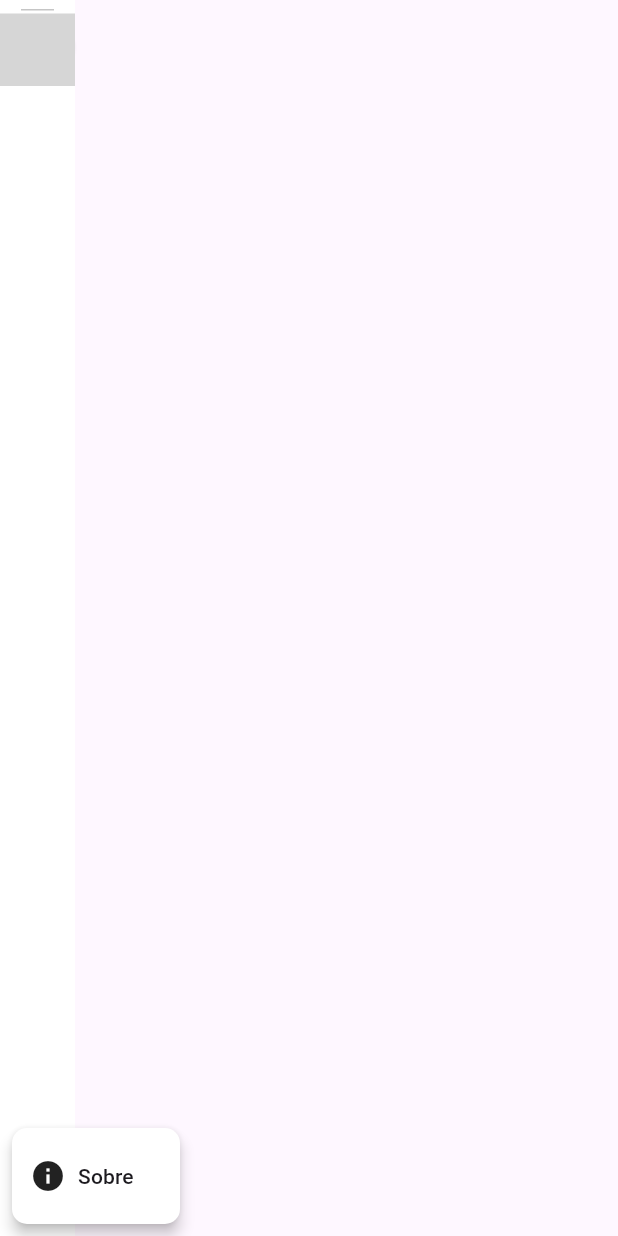
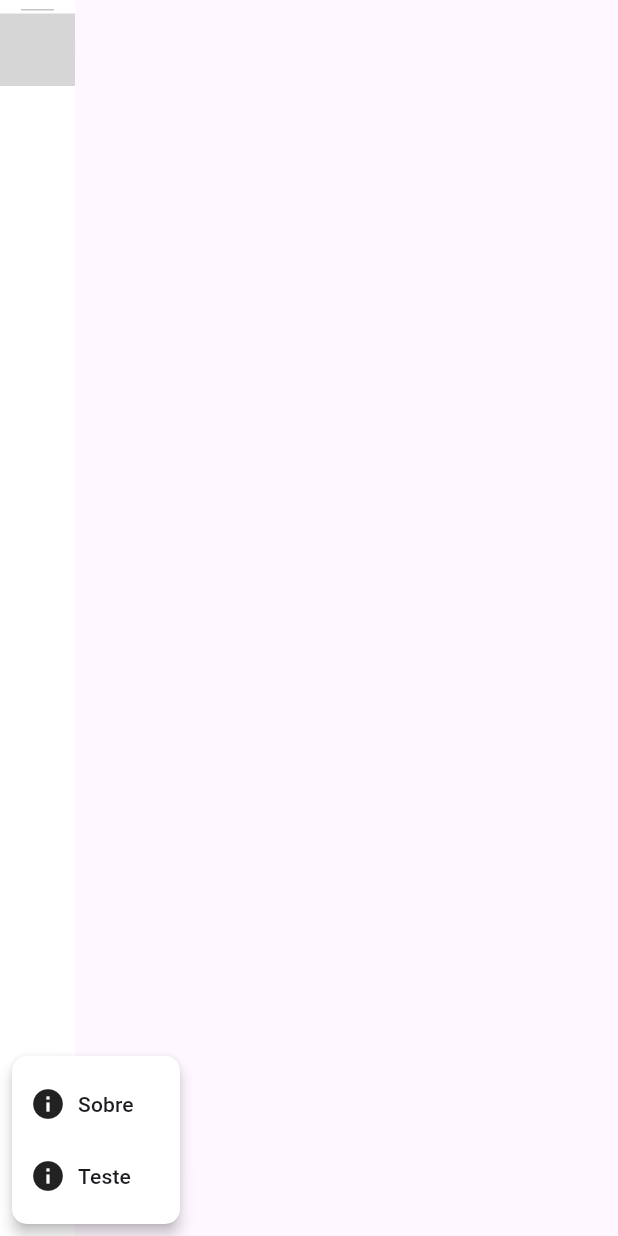
Before and after one commit to GamingTechEdu/ide_modular, a Flutter app: the screen it shows after launch, after a tap on the "account circle" icon, on a phone screen of 412 x 824 dp. Run offline on Flutter 3.47's test engine with Material 3 defaults, Android fonts, the phone set to English and light mode, and no system bars; our stand-ins replace auto_size_text, badges, get; missing offline and left inert: fluent_ui; grey boxes are pictures that could not be loaded.

Commit message:
alterações 31/10/2024

```diff
--- a/example/lib/main.dart
+++ b/example/lib/main.dart
@@ -1,15 +1,17 @@
+import 'dart:ui';
+
 import 'package:fluent_ui/fluent_ui.dart' as fluent;
 import 'package:flutter/cupertino.dart';
 import 'package:flutter/material.dart';
+import 'package:flutter/painting.dart';
 import 'package:flutter/rendering.dart';
 import 'package:flutter/widgets.dart';
 import 'package:get/get.dart';
-import 'package:get/get_connect/http/src/utils/utils.dart';
 import 'package:ide_modular/export.dart';
 
 void main() {
   runApp(
-    const MaterialApp(
+    MaterialApp(
       home: SideMenuIde(),
     ),
   );
@@ -78,18 +80,29 @@ class _SideMenuIdeState extends State<SideMenuIde> {
     }
   }
 
+  bool isMenuVisible = false;
+
+  void toggleMenu() {
+    setState(() {
+      isMenuVisible = !isMenuVisible;
+    });
+  }
+
   @override
   Widget build(BuildContext context) {
     var screen = MediaQuery.of(context).size.width;
     return fluent.FluentApp(
       debugShowCheckedModeBanner: false,
       home: Scaffold(
-        body: Row(
+        body: Stack(
+          children: [
+            Row(
               children: [
                 SideMenu(
                   maxWidth: 150,
                   hasResizer: false,
-              mode: screen < 1200 ? SideMenuMode.compact : SideMenuMode.open,
+                  mode:
+                      screen < 1200 ? SideMenuMode.compact : SideMenuMode.open,
                   hasResizerToggle: true,
                   controller: controller,
                   backgroundColor: const Color.fromARGB(255, 255, 255, 255),
@@ -101,7 +114,6 @@ class _SideMenuIdeState extends State<SideMenuIde> {
                             indent: 10,
                             endIndent: 10,
                             height: 5,
-                        // thickness: 10,
                             color: Color.fromARGB(255, 197, 197, 197),
                           ),
                         ),
@@ -169,7 +181,20 @@ class _SideMenuIdeState extends State<SideMenuIde> {
                           ],
                         )
                       ],
-                  footer: const MenuUser(),
+                      footer: UserMenu(
+                        data: [
+                          MenuUserData(
+                            icon: Icons.info,
+                            title: "Sobre",
+                            onTap: () => toggleMenu(),
+                          ),
+                          MenuUserData(
+                            icon: Icons.info,
+                            title: "Teste",
+                            onTap: () => print("teste"),
+                          )
+                        ],
+                      ),
                     );
                   },
                 ),
@@ -178,65 +203,63 @@ class _SideMenuIdeState extends State<SideMenuIde> {
                 ),
               ],
             ),
+            if (isMenuVisible) MenuContext(func: () => toggleMenu())
+          ],
+        ),
       ),
     );
   }
 }
 
-
-List<AdminMenuItem> adminMenuItems = [
-  AdminMenuItem(
-    title: 'Sobre',
-    icon: Icons.info,
-    onTap: () => print("Teste"),
-  ),
-];
-
-class MenuUser extends StatelessWidget {
-  const MenuUser({super.key});
+class MenuContext extends StatelessWidget {
+  final VoidCallback func;
+  const MenuContext({super.key, required this.func});
 
   @override
   Widget build(BuildContext context) {
-    return SizedBox(
-      height: 50,
-      width: double.infinity,
-      child: PopupMenuButton<AdminMenuItem>(
-        tooltip: "Configurações",
-        shape: RoundedRectangleBorder(
-          borderRadius: BorderRadius.circular(10.0),
+    return Positioned.fill(
+      child: Container(
+        color: Colors.black.withOpacity(0.5),
+        child: Center(
+          child: Container(
+            decoration: const BoxDecoration(
+              borderRadius: BorderRadius.all(Radius.circular(5)),
+              color: Colors.white,
             ),
-        color: const Color.fromARGB(255, 255, 255, 255),
-        elevation: 4,
-        offset: const Offset(0, 50),
-        padding: const EdgeInsets.symmetric(horizontal: 10, vertical: 5),
-        child: const Icon(
-          Icons.account_circle,
-          size: 40,
+            width: 500,
+            height: 300,
+            child: Column(
+              children: [
+                Row(
+                  mainAxisAlignment: MainAxisAlignment.end,
+                  children: [
+                    IconButton(
+                      focusColor: Colors.transparent,
+                      hoverColor: Colors.transparent,
+                      highlightColor: Colors.transparent,
+                      disabledColor: Colors.transparent,
+                      onPressed: func,
+                      icon: const Icon(
+                        Icons.close,
+                        color: Colors.red,
                       ),
-        itemBuilder: (context) {
-          return adminMenuItems.map((AdminMenuItem item) {
-            return PopupMenuItem<AdminMenuItem>(
-              value: item,
-              child: Row(
+                    ),
+                  ],
+                ),
+                const SizedBox(height: 50),
+                const Column(
+                  mainAxisAlignment: MainAxisAlignment.center,
                   children: [
-                  Icon(
-                    item.icon,
+                    Icon(Icons.info, size: 60),
+                    SizedBox(height: 30),
+                    Text('Versão: 1.2.1+1'),
+                    SizedBox(height: 20),
+                  ],
                 ),
-                  Padding(
-                    padding: const EdgeInsets.only(left: 8.0),
-                    child: Text(
-                      item.title,
-                      style: const TextStyle(
-                        fontSize: 14,
+              ],
             ),
           ),
         ),
-
-                ],
-              ),
-            );
-          }).toList();
-        },
       ),
     );
   }
--- a/lib/export.dart
+++ b/lib/export.dart
@@ -1,12 +1,14 @@
 library ide_modular;
 
 export 'package:badges/badges.dart';
+export 'src/component/user_menu.dart';
 export 'src/side_menu.dart';
 export 'src/item/export.dart';
 export 'src/side_menu_mode.dart';
 export 'src/side_menu_priority.dart';
 export 'src/side_menu_position.dart';
 export 'src/side_menu_controller.dart';
+export 'src/data/menu_user_data.dart';
 export 'src/data/side_menu_data.dart';
 export 'src/data/side_menu_item_data.dart';
 export 'src/data/resizer_toggle_data.dart';
--- /dev/null
+++ b/lib/src/component/user_menu.dart
@@ -0,0 +1,58 @@
+import 'package:flutter/material.dart';
+import 'package:ide_modular/export.dart';
+
+class UserMenu extends StatefulWidget {
+  final List<MenuUserData> data;
+  const UserMenu({super.key, required this.data});
+
+  @override
+  State<UserMenu> createState() => _UserMenuState();
+}
+
+class _UserMenuState extends State<UserMenu> {
+  @override
+  Widget build(BuildContext context) {
+    return SizedBox(
+      height: 50,
+      width: double.infinity,
+      child: PopupMenuButton<MenuUserData>(
+        tooltip: "Configurações",
+        shape: RoundedRectangleBorder(
+          borderRadius: BorderRadius.circular(10.0),
+        ),
+        color: const Color.fromARGB(255, 255, 255, 255),
+        elevation: 4,
+        offset: const Offset(0, 50),
+        padding: const EdgeInsets.symmetric(horizontal: 10, vertical: 5),
+        child: const Icon(
+          Icons.account_circle,
+          size: 40,
+        ),
+        itemBuilder: (context) {
+          return widget.data.map((MenuUserData item) {
+            return PopupMenuItem<MenuUserData>(
+              value: item,
+              onTap: item.onTap,
+              child: Row(
+                children: [
+                  Icon(
+                    item.icon,
+                  ),
+                  Padding(
+                    padding: const EdgeInsets.only(left: 8.0),
+                    child: Text(
+                      item.title,
+                      style: const TextStyle(
+                        fontSize: 14,
+                      ),
+                    ),
+                  ),
+                ],
+              ),
+            );
+          }).toList();
+        },
+      ),
+    );
+  }
+}
--- /dev/null
+++ b/lib/src/data/menu_user_data.dart
@@ -0,0 +1,17 @@
+import 'package:flutter/material.dart';
+
+class MenuUserData {
+  const MenuUserData({
+    required this.title,
+    this.route,
+    this.icon,
+    this.onTap,
+    this.children = const [],
+  });
+
+  final String title;
+  final String? route;
+  final IconData? icon;
+  final VoidCallback? onTap;
+  final List<MenuUserData> children;
+}
--- a/lib/src/data/side_menu_item_data.dart
+++ b/lib/src/data/side_menu_item_data.dart
@@ -1,8 +1,7 @@
 import 'package:badges/badges.dart';
 import 'package:fluent_ui/fluent_ui.dart' as fluent_ui;
 import 'package:flutter/material.dart';
-
-import '../item/side_menu_item_admin.dart';
+import 'package:ide_modular/src/data/menu_user_data.dart';
 import '../utils/constants.dart';
 
 
@@ -11,10 +10,10 @@ abstract class SideMenuItemData {
 }
 
 class SideMenuItemDataTileDrag extends SideMenuItemData {
-  final List<AdminMenuItem> items;
+  final List<MenuUserData> items;
   final int index;
   final void Function(bool) onTap;
-  final void Function(AdminMenuItem item)? onSelected;
+  final void Function(MenuUserData item)? onSelected;
   final String selectedRoute;
   final int depth;
   final Color? iconColor;
--- a/lib/src/item/side_menu_item_admin.dart
+++ b/lib/src/item/side_menu_item_admin.dart
@@ -1,17 +1,17 @@
-import 'package:flutter/material.dart';
+// import 'package:flutter/material.dart';
 
-class AdminMenuItem {
-  const AdminMenuItem({
-    required this.title,
-    this.route,
-    this.icon,
-    this.onTap,
-    this.children = const [],
-  });
+// class AdminMenuItem {
+//   const AdminMenuItem({
+//     required this.title,
+//     this.route,
+//     this.icon,
+//     this.onTap,
+//     this.children = const [],
+//   });
 
-  final String title;
-  final String? route;
-  final IconData? icon;
-  final VoidCallback? onTap;
-  final List<AdminMenuItem> children;
-}
+//   final String title;
+//   final String? route;
+//   final IconData? icon;
+//   final VoidCallback? onTap;
+//   final List<AdminMenuItem> children;
+// }
--- a/lib/src/item/side_menu_item_tile.dart
+++ b/lib/src/item/side_menu_item_tile.dart
@@ -5,8 +5,6 @@ import 'package:flutter/material.dart';
 import '../data/side_menu_item_data.dart';
 import '../utils/constants.dart';
 
-
-///constrói os itens do menu lateral
 class SideMenuItemTile extends StatefulWidget {
   final SideMenuItemDataTile data;
   final bool isOpen;
--- a/lib/src/item/side_menu_item_tree_view.dart
+++ b/lib/src/item/side_menu_item_tree_view.dart
@@ -1,5 +1,6 @@
 import 'package:flutter/material.dart';
 
+import '../data/menu_user_data.dart';
 import '../data/side_menu_item_data.dart';
 import 'side_menu_item_admin.dart';
 
@@ -26,7 +27,7 @@ class SideMenuItemTreeView extends StatelessWidget {
     );
   }
 
-  Widget _buildTiles(BuildContext context, AdminMenuItem item) {
+  Widget _buildTiles(BuildContext context, MenuUserData item) {
     bool selected = _isSelected(data.selectedRoute, [item]);
 
     if (item.children.isEmpty) {
@@ -66,7 +67,7 @@ class SideMenuItemTreeView extends StatelessWidget {
     );
   }
 
-  bool _isSelected(String route, List<AdminMenuItem> items) {
+  bool _isSelected(String route, List<MenuUserData> items) {
     for (final item in items) {
       if (item.route == route) {
         return true;
```
Also changed, not shown: example/pubspec.lock, lib/src/component/menu_context.dart (added). Lines whose indentation alone changed are shown as unchanged.
